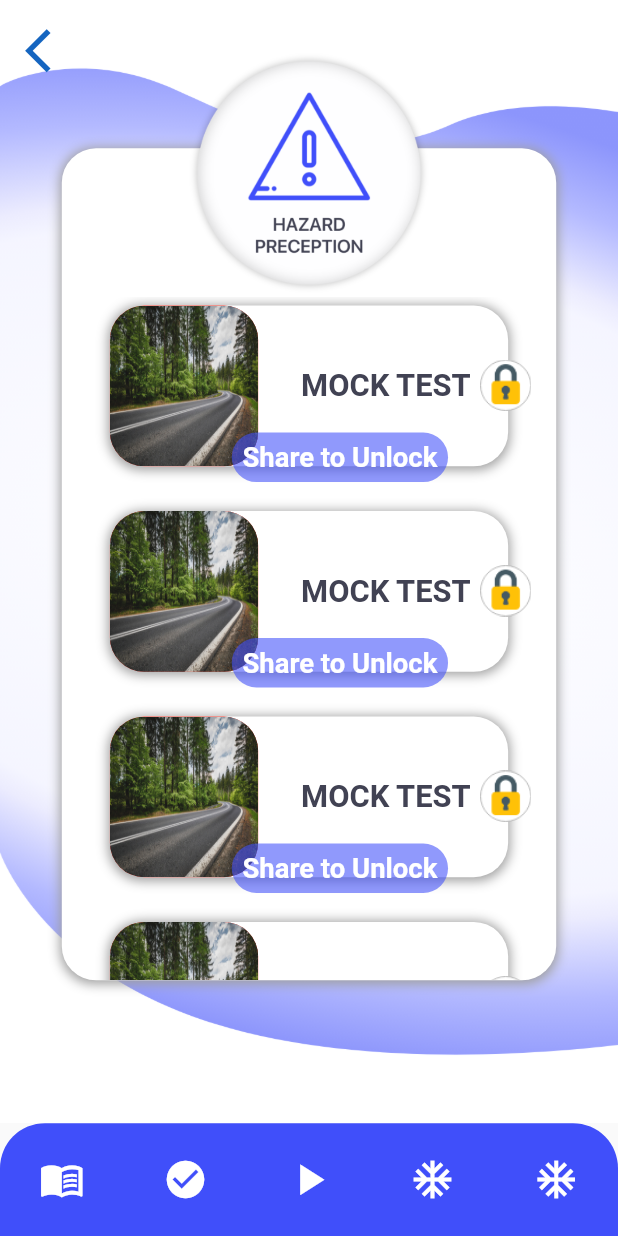
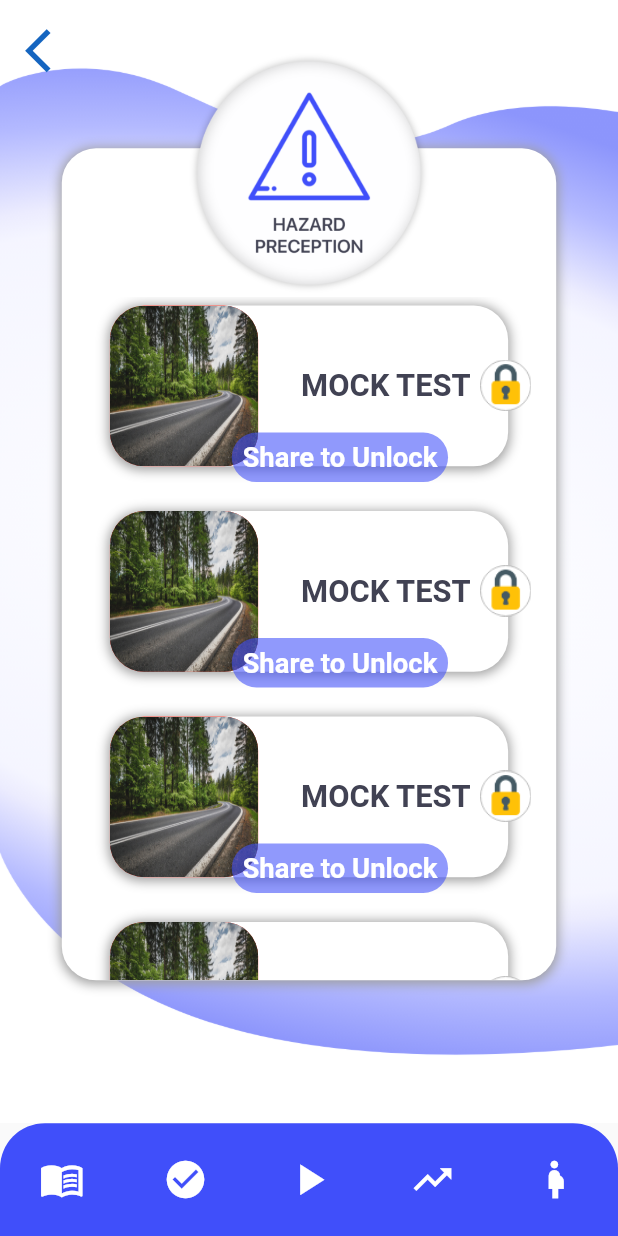
Before and after one commit to saadkhawar289/Driving-Thoery, a Flutter app: the screen it shows after launch, on a phone screen of 412 x 824 dp. Run offline on Flutter 3.47's test engine with Material 2 defaults, Android fonts, the phone set to English and light mode, and no system bars; our stand-ins replace device_preview, flutter_screenutil.

Commit message:
80% done

```diff
--- a/driving_theory/lib/CustomWidgets/bottomNavBar.dart
+++ b/driving_theory/lib/CustomWidgets/bottomNavBar.dart
@@ -93,7 +93,7 @@ class _BottomNavBarState extends State<BottomNavBar> {
                 });
               },
               child: Icon(
-                Icons.ac_unit,
+                Icons.trending_up,
                 size: 30,
                 color: isSelectedD ? Colors.blue[900] : Colors.white,
               ),
@@ -112,7 +112,7 @@ class _BottomNavBarState extends State<BottomNavBar> {
                 });
               },
               child: Icon(
-                Icons.ac_unit,
+                Icons.pregnant_woman,
                 size: 30,
                 color: isSelectedF ? Colors.blue[900] : Colors.white,
               ),
```
